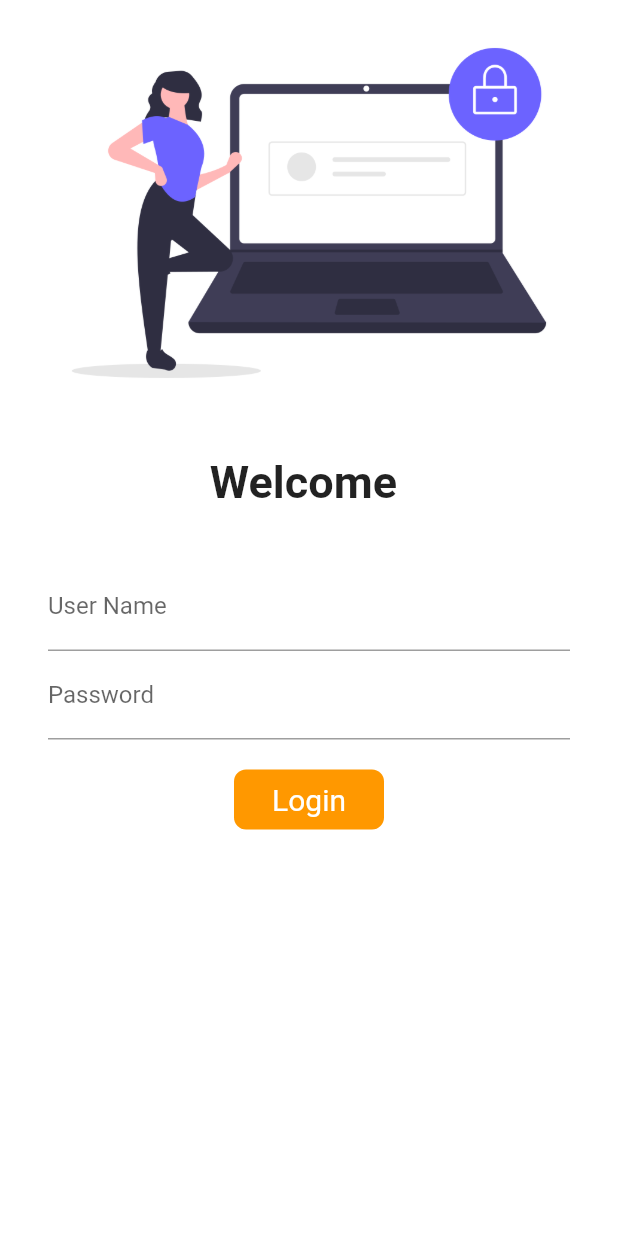
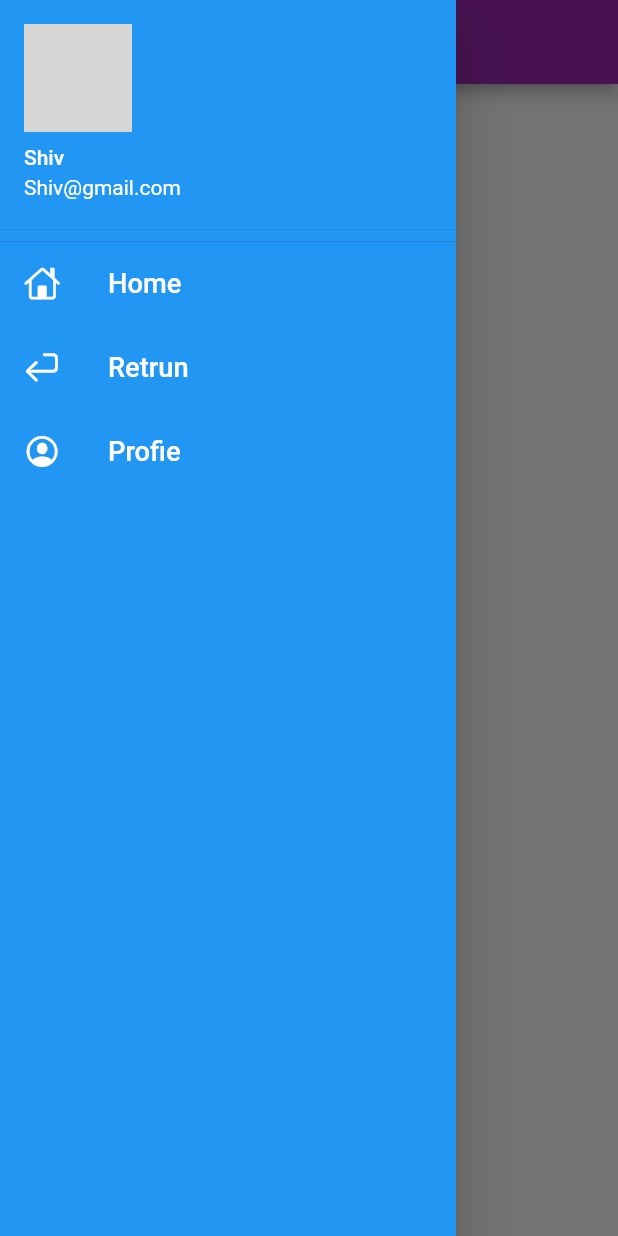
Before and after one commit to HelloShiv/learning_Flutter, a Flutter app: the screen it shows after launch, with the side drawer open (before the commit the screen has no drawer), on a phone screen of 412 x 824 dp. Run offline on Flutter 3.47's test engine with Material 2 defaults, Android fonts, the phone set to English and light mode, and no system bars; network calls fail; grey boxes are pictures that could not be loaded.

Commit message:
Added design of Drawer <ListView>

```diff
--- a/lib/main.dart
+++ b/lib/main.dart
@@ -24,11 +24,11 @@
       darkTheme: ThemeData(brightness: Brightness.dark,
       primarySwatch: Colors.deepOrange,
       ),
-      initialRoute: MyRoutes.loginRoute,
+      initialRoute: MyRoutes.homeRoute,
       routes: {
         MyRoutes.loginRoute : (context) =>LoginPage(),
         MyRoutes.homeRoute : (context) =>HomePage(),
-        //"/home" : (context) =>LoginPage()
+        // "/home" : (context) =>LoginPage()
       },
 
     );
--- a/lib/pages/home_page.dart
+++ b/lib/pages/home_page.dart
@@ -1,3 +1,4 @@
+import 'package:app_learning/pages/widgets/drawer.dart';
 import 'package:flutter/material.dart';
 
 class HomePage extends StatelessWidget {
@@ -7,10 +8,10 @@
   Widget build(BuildContext context) {
     return Scaffold(
       appBar: AppBar(
-        centerTitle: true,
+        centerTitle: false,
         title: const Text("Something"),
       ),
-      drawer: Drawer(),
+      drawer: MyDrawer(),
       body:   const Center(child: Text("Hello there"))
       );
   }
--- a/lib/pages/login_page.dart
+++ b/lib/pages/login_page.dart
@@ -11,6 +11,7 @@
 class _LoginPageState extends State<LoginPage> {
   String name = "";
   bool changeButton = false;
+
   final _formkey = GlobalKey<FormState>();
 
   moveToHome(BuildContext context) async {
--- /dev/null
+++ b/lib/pages/widgets/drawer.dart
@@ -0,0 +1,49 @@
+import 'package:flutter/cupertino.dart';
+import 'package:flutter/material.dart';
+
+class MyDrawer extends StatelessWidget {
+  const MyDrawer({ Key? key }) : super(key: key);
+  final url = "https://therecord.media/wp-content/uploads/2021/10/hoodie-hacker.jpg";
+
+  @override
+  Widget build(BuildContext context) {
+    return Drawer(
+      child: Container(
+        color: Colors.blue,
+        child: ListView(
+          children: [
+             DrawerHeader(
+               padding: EdgeInsets.zero,
+               margin: EdgeInsets.zero,
+
+              child: UserAccountsDrawerHeader(
+                accountEmail: const Text("Shiv@gmail.com"),
+                 accountName: const Text("Shiv"),
+                 decoration: const BoxDecoration(color: Colors.blue),
+                currentAccountPicture:CircleAvatar(backgroundImage: NetworkImage(url),) ,
+
+                )
+                ),
+                const ListTile(
+                  leading: Icon(
+                    CupertinoIcons.home,color: Colors.white,
+                    ),
+                  title: Text(
+                    "Home",
+                    textScaleFactor: 1.3,
+                    style: TextStyle(color: Colors.white),),
+                ),
+                const ListTile(
+                  leading: Icon(CupertinoIcons.return_icon,color: Colors.white,),
+                  title:  Text("Retrun" ,textScaleFactor: 1.3,style: TextStyle(color: Colors.white),),
+                ),
+                const ListTile(
+                  leading: Icon(CupertinoIcons.profile_circled,color:Colors.white),
+                   title:  Text("Profie" ,textScaleFactor: 1.3,style: TextStyle(color: Colors.white),),
+                )
+          ],
+        ),
+      ),
+    );
+  }
+}
```
Also changed, not shown: assests/images/account-image.webp (added).
